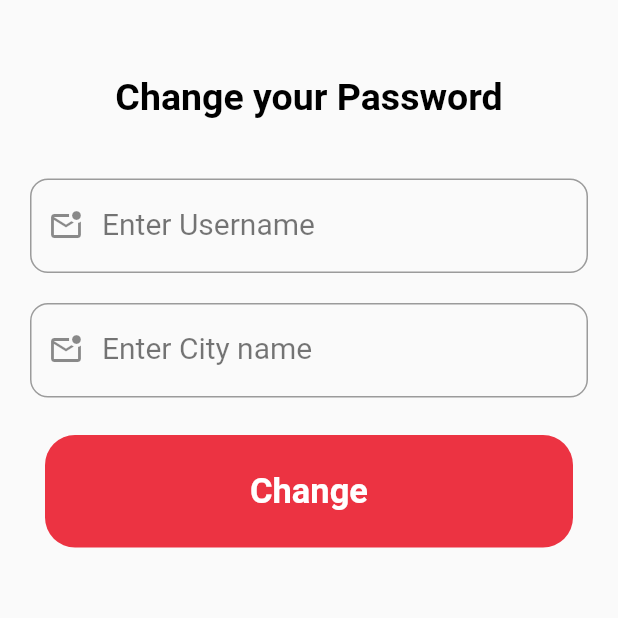
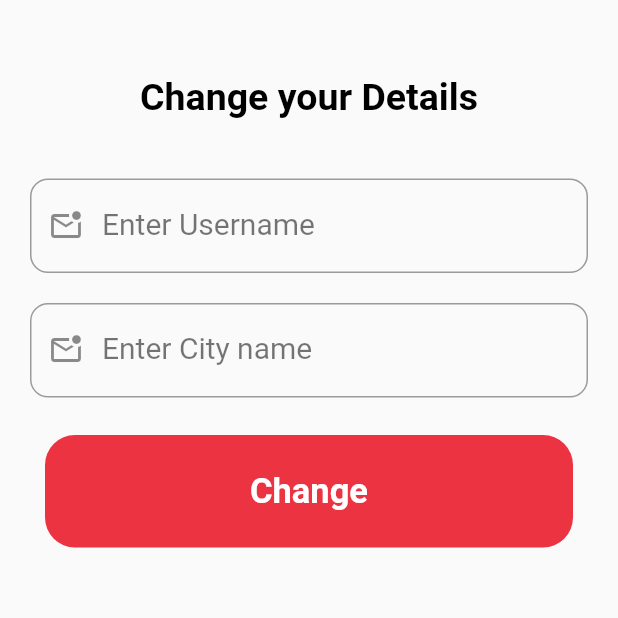
Before and after one commit to RootHex200/Food_station, a Flutter app: the Update_userinfo screen opened directly, on a phone screen of 412 x 824 dp, the top half of it. Run offline on Flutter 3.47's test engine with Material 2 defaults, Android fonts, the phone set to English and light mode, and no system bars; our stand-ins replace cloud_firestore, firebase_auth, firebase_core, flutter_hooks, flutter_screenutil, fluttertoast and 4 more; accounts and stored records are empty.

Commit message:
initial commit bismilla

```diff
--- a/lib/screen/Pages/update_userinfo.dart
+++ b/lib/screen/Pages/update_userinfo.dart
@@ -26,7 +26,7 @@ class Update_userinfo extends HookWidget {
               margin: EdgeInsets.only(left: 20.w, right: 20.w, top: 50.h),
               child: Center(
                   child: Text(
-                "Change your Password",
+                "Change your Details",
                 style: TextStyle(
                     color: Colors.black,
                     fontWeight: FontWeight.bold,
```
Also changed, not shown: lib/screen/Pages/Settting_page.dart (+15 -12 lines).
